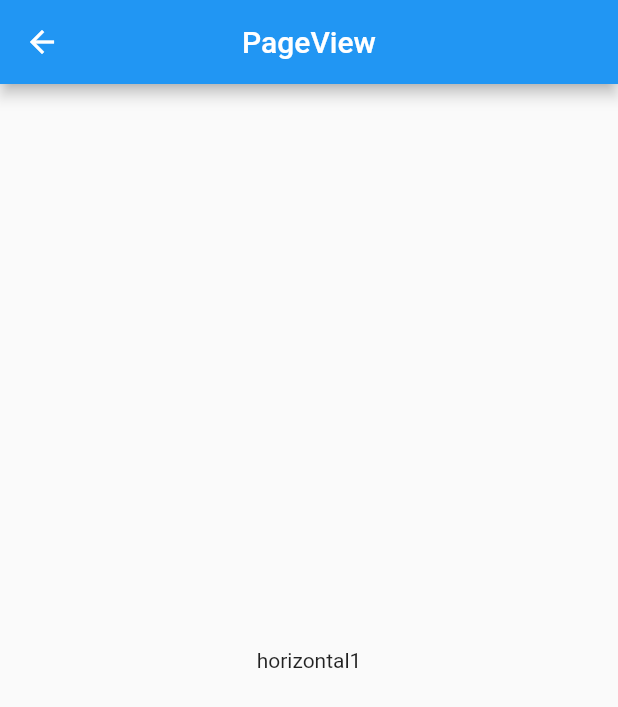
After one commit to goto5103/learn-flutter, a Flutter app: the WidgetPageView screen opened by its route, on a phone screen of 412 x 824 dp. The commit adds this screen. Shown: the top 707 px of the screen. Run offline on Flutter 3.47's test engine with Material 2 defaults, Android fonts, the phone set to English and light mode, and no system bars; our stand-ins replace flutter_redux, redux.

Commit message:
feat #9_PageViewサンプルコード追加

```diff
--- a/lib/main.dart
+++ b/lib/main.dart
@@ -8,6 +8,7 @@ import 'package:lean/views/fadeTransition.dart';
 import 'package:lean/views/floating_action_button.dart';
 import 'package:lean/views/future_builder.dart';
 import 'package:lean/views/opacity.dart';
+import 'package:lean/views/page_view.dart';
 import 'package:lean/views/wrap.dart';
 import 'package:redux/redux.dart';
 
@@ -45,6 +46,7 @@ class MyApp extends StatelessWidget {
             "/FadeTransition": (BuildContext context) => WidgetFadeTransition(),
             "/FloatingActionButton": (BuildContext context) =>
                 WidgetFloatingActionButton(),
+            "/PageView": (BuildContext context) => WidgetPageView(),
           },
         ));
   }
--- /dev/null
+++ b/lib/views/page_view.dart
@@ -0,0 +1,53 @@
+import 'package:flutter/material.dart';
+
+class WidgetPageView extends StatefulWidget {
+  @override
+  _WidgetPageViewState createState() => _WidgetPageViewState();
+}
+
+class _WidgetPageViewState extends State<WidgetPageView> {
+  // スワイプを検出するためのコントローラー
+  final _controller = PageController(
+      // 開始ページの設定
+      initialPage: 0);
+  final _controllerVertical = PageController(
+      // 開始ページの設定
+      initialPage: 1);
+
+  @override
+  Widget build(BuildContext context) {
+    return Scaffold(
+      appBar: AppBar(
+        title: Text("PageView"),
+        centerTitle: true,
+      ),
+      body: PageView(
+        // デフォルトはAxis.horizontalみたいだが、指定しないとスワイプできなかった。わかりやすくすためにも指定したほうがいい
+        // horizontal　横方向
+        scrollDirection: Axis.horizontal,
+        controller: _controller,
+        children: [
+          Center(
+            child: Text("horizontal1"),
+          ),
+          Center(
+            child: Text("horizontal2"),
+          ),
+          PageView(
+           // vertical　縦方向
+            scrollDirection: Axis.vertical,
+            controller: _controllerVertical,
+            children: [
+              Center(
+                child: Text("vertical1"),
+              ),
+              Center(
+                child: Text("vertical2"),
+              )
+            ],
+          )
+        ],
+      ),
+    );
+  }
+}
```
